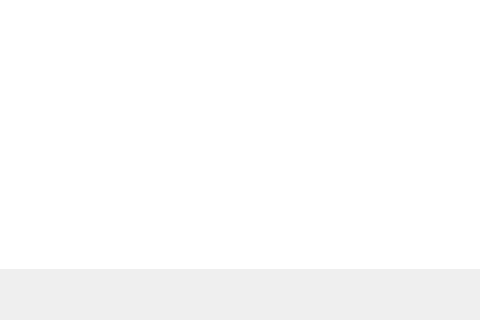
Old version of the form mainwindow.ui in the repository codingburgas/school-project-assignment-insight; both pictures show x 435 to 915 and y 512 to 832 of the 1280 by 832 pixel window.
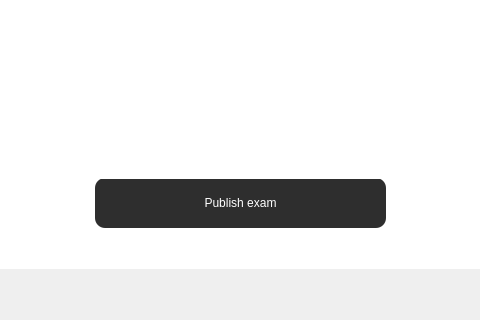
New version of the form. The open tabs and pages were chosen to show the change. Icons and pictures are not drawn.

Commit message: Add functionality for displaying questions in exam

```diff
--- a/mainwindow.ui
+++ b/mainwindow.ui
@@ -2362,8 +2362,8 @@
        <rect>
         <x>20</x>
         <y>10</y>
-        <width>931</width>
-        <height>671</height>
+        <width>871</width>
+        <height>651</height>
        </rect>
       </property>
       <widget class="QWidget" name="AllExams"/>
@@ -3664,13 +3664,31 @@
          <string>Add question</string>
         </property>
        </widget>
-       <widget class="QWidget" name="widget_36" native="true">
+       <widget class="QPushButton" name="publishExam_PB">
+        <property name="geometry">
+         <rect>
+          <x>210</x>
+          <y>600</y>
+          <width>291</width>
+          <height>50</height>
+         </rect>
+        </property>
+        <property name="styleSheet">
+         <string notr="true">background-color:#2E2E2E;
+color:white;
+border-radius:10px;</string>
+        </property>
+        <property name="text">
+         <string>Publish exam</string>
+        </property>
+       </widget>
+       <widget class="QScrollArea" name="scrollArea_3">
         <property name="geometry">
          <rect>
           <x>0</x>
-          <y>180</y>
-          <width>861</width>
-          <height>441</height>
+          <y>170</y>
+          <width>881</width>
+          <height>431</height>
          </rect>
         </property>
        </widget>
```
Left out of the diff: 67 changed lines with no effect on the pictures. The commit also changes 3 other files.
